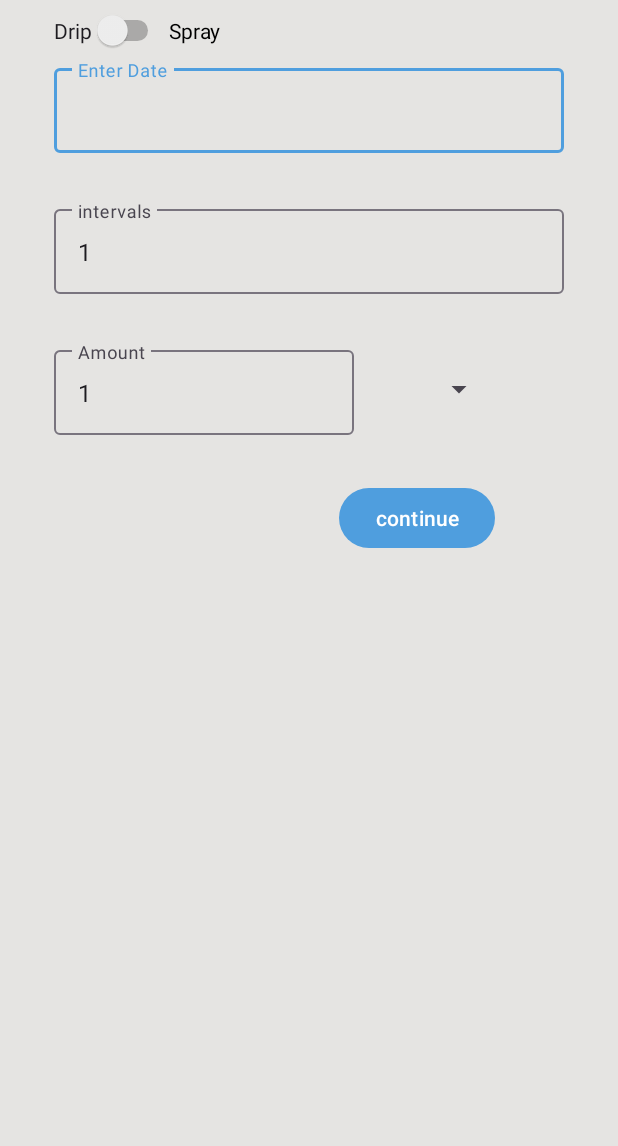
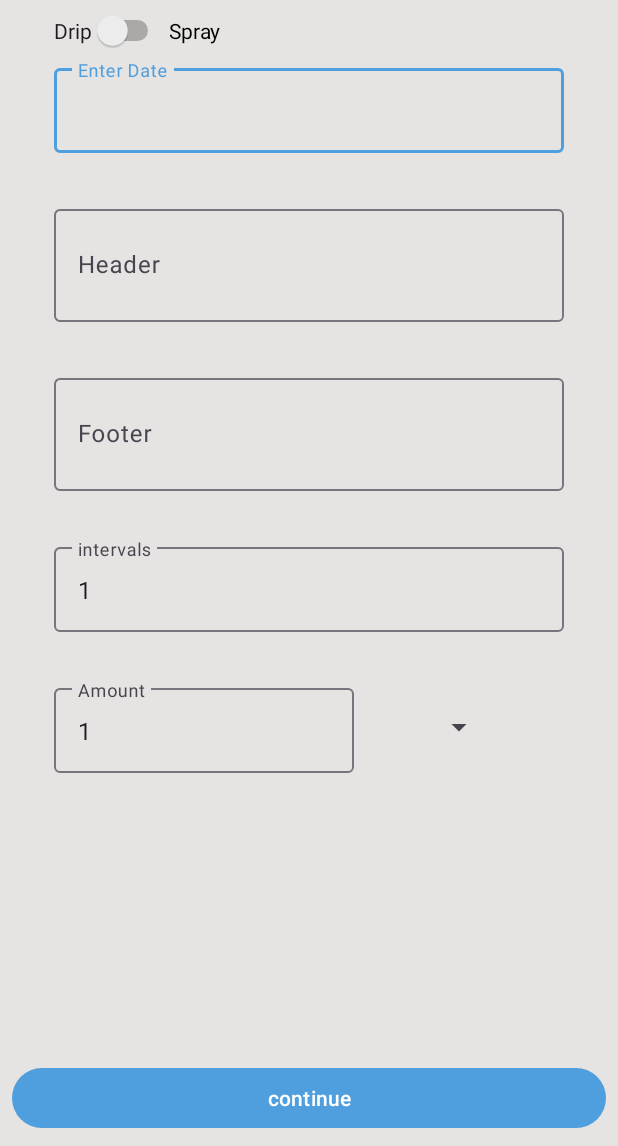
Before and after one commit to nimeshkadecha/Dr.Kishan, an Android app: the layout activity_5_timing_info.xml on its own in the app's theme, with its tools: preview values and no code run, on a phone screen of 412 x 824 dp, the part 90-1236 px from its top. Run offline under Robolectric (Android 15) with nearby library versions, the phone set to English and light mode, and no system bars.

Commit message:
finished the header and footer requirement

```diff
--- a/app/src/main/res/layout/activity_5_timing_info.xml
+++ b/app/src/main/res/layout/activity_5_timing_info.xml
@@ -15,6 +15,25 @@
         app:layout_constraintHorizontal_bias="1.0"
         app:layout_constraintStart_toStartOf="parent"
         app:layout_constraintTop_toTopOf="parent" />
+
+    <Switch
+        android:id="@+id/switch1Drip"
+        android:layout_width="wrap_content"
+        android:layout_height="wrap_content"
+        android:text="@string/drip"
+        app:layout_constraintBottom_toTopOf="@+id/textInputLayoutName2"
+        app:layout_constraintStart_toStartOf="@+id/textInputLayoutName2"
+        app:layout_constraintTop_toBottomOf="@+id/include4"
+        tools:ignore="UseSwitchCompatOrMaterialXml" />
+
+    <TextView
+        android:layout_width="wrap_content"
+        android:layout_height="wrap_content"
+        android:text="@string/spray"
+        android:layout_marginStart="3dp"
+        app:layout_constraintBottom_toBottomOf="@+id/switch1Drip"
+        app:layout_constraintStart_toEndOf="@+id/switch1Drip"
+        app:layout_constraintTop_toTopOf="@+id/switch1Drip" />
 
     <com.google.android.material.textfield.TextInputLayout
         android:id="@+id/textInputLayoutName2"
@@ -37,6 +56,50 @@
     </com.google.android.material.textfield.TextInputLayout>
 
     <com.google.android.material.textfield.TextInputLayout
+        android:id="@+id/textInputLayoutNameHeader"
+        android:layout_width="340dp"
+        android:layout_height="wrap_content"
+        android:layout_marginTop="32dp"
+        android:hint="Header"
+        app:endIconMode="clear_text"
+        app:helperTextTextColor="@color/design_default_color_error"
+        app:layout_constraintEnd_toEndOf="parent"
+        app:layout_constraintStart_toStartOf="parent"
+        app:layout_constraintTop_toBottomOf="@+id/textInputLayoutName2">
+
+        <com.google.android.material.textfield.TextInputEditText
+            android:id="@+id/header"
+            android:inputType="textMultiLine"
+            android:minLines="2"
+            android:layout_width="340dp"
+            android:layout_height="wrap_content"
+            android:textColorHint="#757575"
+            tools:ignore="TextContrastCheck" />
+    </com.google.android.material.textfield.TextInputLayout>
+
+    <com.google.android.material.textfield.TextInputLayout
+        android:id="@+id/textInputLayoutNamefooter"
+        android:layout_width="340dp"
+        android:layout_height="wrap_content"
+        android:layout_marginTop="32dp"
+        android:hint="Footer"
+        app:endIconMode="clear_text"
+        app:helperTextTextColor="@color/design_default_color_error"
+        app:layout_constraintEnd_toEndOf="parent"
+        app:layout_constraintStart_toStartOf="parent"
+        app:layout_constraintTop_toBottomOf="@+id/textInputLayoutNameHeader">
+
+        <com.google.android.material.textfield.TextInputEditText
+            android:id="@+id/footer"
+            android:inputType="textMultiLine"
+            android:minLines="2"
+            android:layout_width="340dp"
+            android:layout_height="wrap_content"
+            android:textColorHint="#757575"
+            tools:ignore="TextContrastCheck" />
+    </com.google.android.material.textfield.TextInputLayout>
+
+    <com.google.android.material.textfield.TextInputLayout
         android:id="@+id/textInputLayoutName"
         android:layout_width="340dp"
         android:layout_height="wrap_content"
@@ -46,7 +109,7 @@
         app:helperTextTextColor="@color/design_default_color_error"
         app:layout_constraintEnd_toEndOf="parent"
         app:layout_constraintStart_toStartOf="parent"
-        app:layout_constraintTop_toBottomOf="@+id/textInputLayoutName2">
+        app:layout_constraintTop_toBottomOf="@+id/textInputLayoutNamefooter">
 
         <com.google.android.material.textfield.TextInputEditText
             android:id="@+id/days"
@@ -57,16 +120,6 @@
             android:textColorHint="#757575"
             tools:ignore="TextContrastCheck" />
     </com.google.android.material.textfield.TextInputLayout>
-
-
-    <Button
-        android:id="@+id/continueToNext"
-        android:layout_width="wrap_content"
-        android:layout_height="wrap_content"
-        android:text="@string/continue_l"
-        android:layout_marginTop="50dp"
-        app:layout_constraintEnd_toEndOf="@+id/spinner"
-        app:layout_constraintTop_toBottomOf="@+id/spinner" />
 
     <com.google.android.material.textfield.TextInputLayout
         android:id="@+id/textInputLayoutAMo"
@@ -100,22 +153,23 @@
         app:layout_constraintStart_toEndOf="@+id/textInputLayoutAMo"
         app:layout_constraintTop_toTopOf="@+id/textInputLayoutAMo" />
 
-    <Switch
-        android:id="@+id/switch1Drip"
-        android:layout_width="wrap_content"
+    <LinearLayout
+        android:id="@+id/buttonLayout"
+        android:layout_width="match_parent"
         android:layout_height="wrap_content"
-        android:text="@string/drip"
-        app:layout_constraintBottom_toTopOf="@+id/textInputLayoutName2"
-        app:layout_constraintStart_toStartOf="@+id/textInputLayoutName2"
-        app:layout_constraintTop_toBottomOf="@+id/include4"
-        tools:ignore="UseSwitchCompatOrMaterialXml" />
+        android:orientation="horizontal"
+        android:padding="8dp"
+        app:layout_constraintBottom_toBottomOf="parent"
+        app:layout_constraintStart_toStartOf="parent"
+        app:layout_constraintEnd_toEndOf="parent">
 
-    <TextView
-        android:layout_width="wrap_content"
-        android:layout_height="wrap_content"
-        android:text="@string/spray"
-        android:layout_marginStart="3dp"
-        app:layout_constraintBottom_toBottomOf="@+id/switch1Drip"
-        app:layout_constraintStart_toEndOf="@+id/switch1Drip"
-        app:layout_constraintTop_toTopOf="@+id/switch1Drip" />
+        <Button
+            android:id="@+id/continueToNext"
+            android:layout_width="0dp"
+            android:layout_height="wrap_content"
+            android:layout_weight="1"
+            android:text="@string/continue_l" />
+    </LinearLayout>
+
+
 </androidx.constraintlayout.widget.ConstraintLayout>
```
Also changed, not shown: app/src/main/java/com/nimeshkadecha/drkishan/pages/_5_TimingInformation.java (+26 -5 lines), app/src/main/java/com/nimeshkadecha/drkishan/pages/_6_ShowAllMessages.java (+14 -46 lines), 2 other files.
